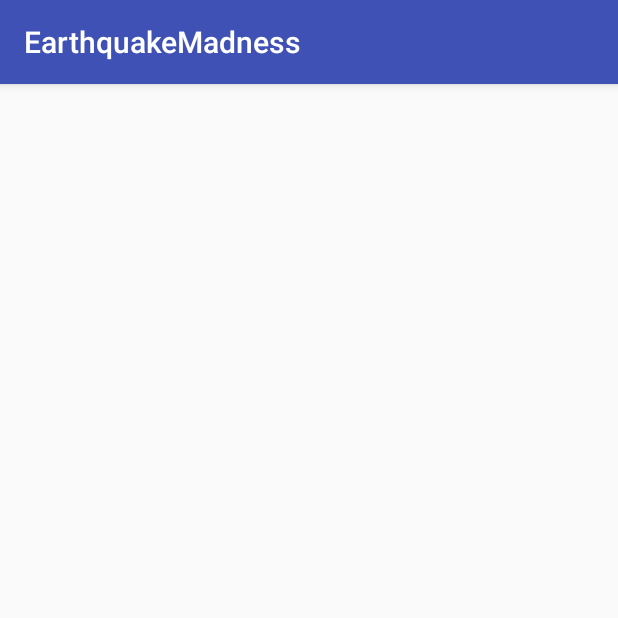
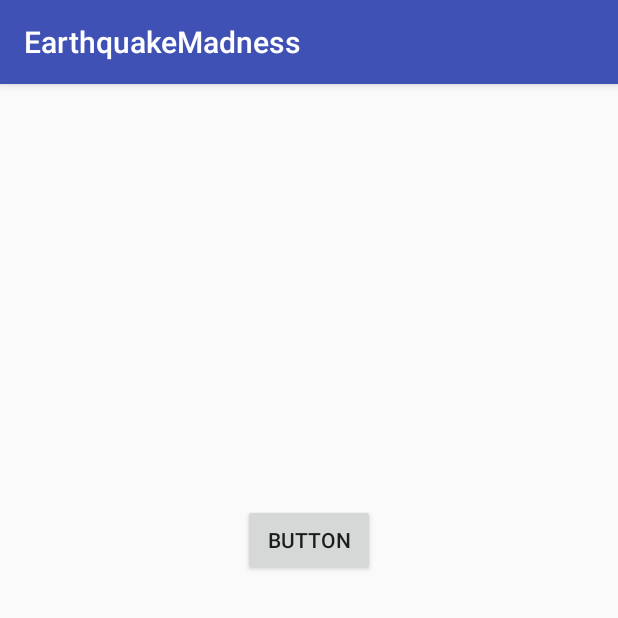
Before and after one commit to meyerjac/EarthquakeMadness, an Android app: the screen it shows after launch (MainActivity), on a phone screen of 412 x 824 dp, the top half of it. Run offline under Robolectric (Android 15) with nearby library versions, the phone set to English and light mode, and no system bars; our stand-ins replace ButterKnife.

Commit message:
added earthquake object model, and api processing results

```diff
--- a/app/src/main/AndroidManifest.xml
+++ b/app/src/main/AndroidManifest.xml
@@ -2,9 +2,9 @@
 <manifest xmlns:android="http://schemas.android.com/apk/res/android"
     package="jacksonmeyer.com.earthquakemadness">
 
+    <uses-permission android:name="android.permission.INTERNET"/>
     <uses-permission android:name="android.permission.ACCESS_NETWORK_STATE"/>
     <uses-permission android:name="android.permission.ACCESS_WIFI_STATE"/>
-    <uses-permission android:name="android.permission.INTERNET"/>
 
     <application
         android:allowBackup="true"
--- a/app/src/main/java/jacksonmeyer/com/earthquakemadness/MainActivity.java
+++ b/app/src/main/java/jacksonmeyer/com/earthquakemadness/MainActivity.java
@@ -3,24 +3,33 @@ package jacksonmeyer.com.earthquakemadness;
 import android.os.Bundle;
 import android.support.v7.app.AppCompatActivity;
 import android.util.Log;
+import android.view.View;
+import android.widget.Button;
 
 import java.io.IOException;
 import java.util.ArrayList;
 
+import butterknife.Bind;
+import butterknife.ButterKnife;
 import okhttp3.Call;
 import okhttp3.Callback;
 import okhttp3.Response;
 
-public class MainActivity extends AppCompatActivity {
+public class MainActivity extends AppCompatActivity implements View.OnClickListener {
     public static final String TAG = MainActivity.class.getSimpleName();
-    public ArrayList<String> mEarthquakeResults = new ArrayList<>();
+    public ArrayList<earthquake> earthquakeResults = new ArrayList<>();
+
+    @Bind(R.id.getEarthquakeButton)
+    Button GetEarth;
+
 
     @Override
     protected void onCreate(Bundle savedInstanceState) {
         super.onCreate(savedInstanceState);
         setContentView(R.layout.activity_main);
+        ButterKnife.bind(this);
 
-        getEarthquakeData();
+        GetEarth.setOnClickListener(this);
     }
 
     private void getEarthquakeData() {
@@ -34,13 +43,18 @@ public class MainActivity extends AppCompatActivity {
 
             @Override
             public void onResponse(Call call, Response response) throws IOException {
-                try {
-                    String jsonData = response.body().string();
-                    Log.d(TAG, jsonData);
-                } catch (IOException e) {
-                    e.printStackTrace();
-                }
+                earthquakeResults = EarthquakeService.processResults(response);
+                Log.d(TAG, "onResponse: " + earthquakeResults);
+
+
             }
         });
     }
+
+    @Override
+    public void onClick(View view) {
+        if (view == GetEarth) {
+            getEarthquakeData();
+        }
+    }
 }
--- a/app/src/main/res/layout/activity_main.xml
+++ b/app/src/main/res/layout/activity_main.xml
@@ -13,9 +13,18 @@
 
     <ListView
         android:layout_width="match_parent"
-        android:layout_height="match_parent"
+        android:layout_height="200dp"
         android:id="@+id/earthquakeListView"
         android:layout_alignParentTop="true"
         android:layout_alignParentLeft="true"
         android:layout_alignParentStart="true" />
+
+    <Button
+        android:text="Button"
+        android:layout_width="wrap_content"
+        android:layout_height="wrap_content"
+        android:layout_below="@+id/earthquakeListView"
+        android:layout_centerHorizontal="true"
+        android:layout_marginTop="64dp"
+        android:id="@+id/getEarthquakeButton" />
 </RelativeLayout>
```
Also changed, not shown: app/src/main/java/jacksonmeyer/com/earthquakemadness/EarthquakeService.java (+39 -0 lines), app/src/main/java/jacksonmeyer/com/earthquakemadness/earthquake.java (added, +54 -0 lines).
